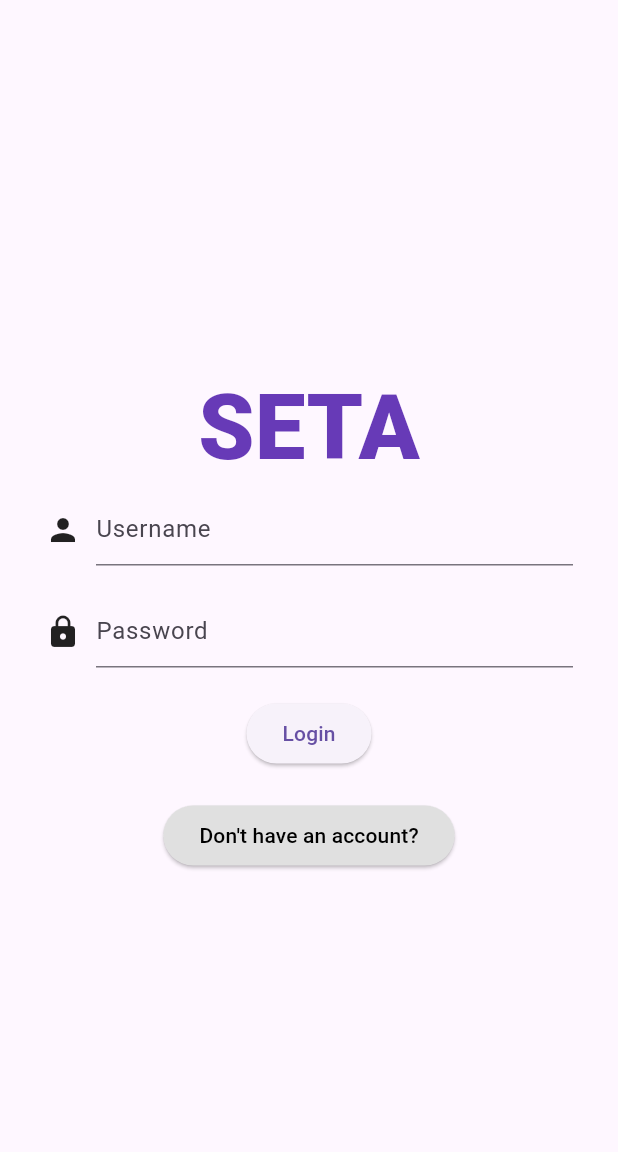
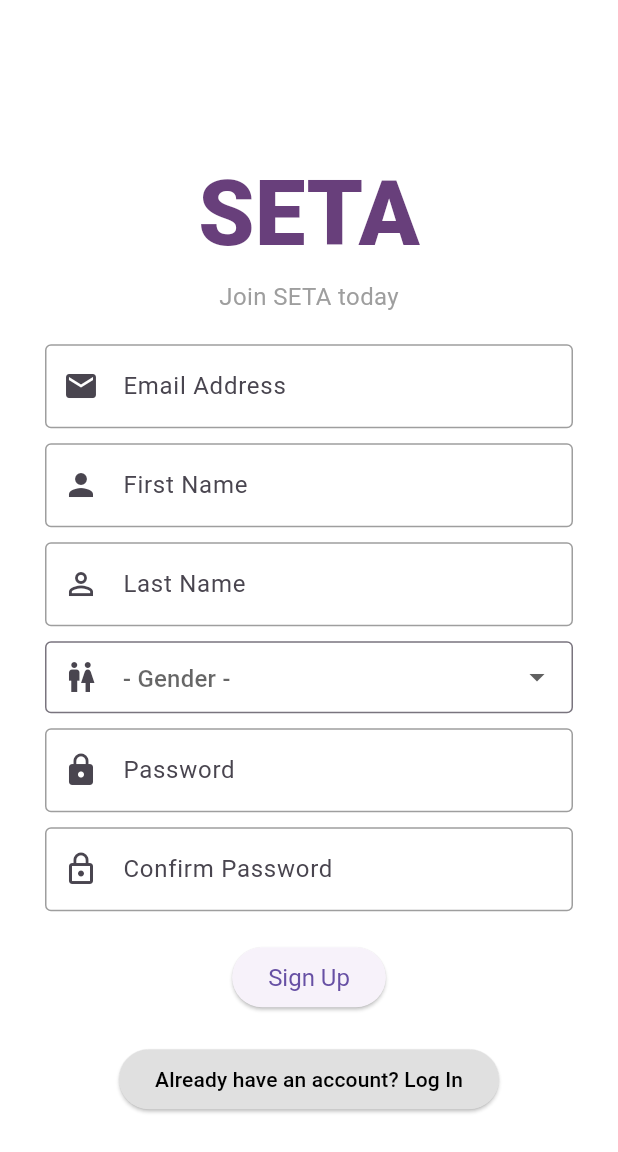
Before and after one commit to uniqlydev/seta, a Flutter app: the screen it shows after launch, on a phone screen of 412 x 824 dp. Shown: the top 1152 px of the screen. Run offline on Flutter 3.47's test engine with Material 3 defaults, Android fonts, the phone set to English and light mode, and no system bars; our stand-ins replace bloc, equatable, firebase_auth, firebase_core, flutter_bloc; accounts and stored records are empty; Roboto replaces fonts that are missing (RobotoMono).

Commit message:
changed registerScreen to registerPatientScreen

```diff
--- a/lib/main.dart
+++ b/lib/main.dart
@@ -2,6 +2,7 @@ import 'package:codingbryant/blocs/user_bloc/auth_bloc.dart';
 import 'package:codingbryant/repositories/auth_repository.dart';
 import 'package:codingbryant/screens/home_screen.dart';
 import 'package:codingbryant/screens/login_screen.dart';
+import 'package:codingbryant/screens/register_patient_screen.dart';
 import 'package:flutter/material.dart';
 import 'package:firebase_core/firebase_core.dart';
 import 'package:flutter_bloc/flutter_bloc.dart';
@@ -32,17 +33,18 @@ class MyApp extends StatelessWidget {
       ],
       child: MaterialApp (
         title: "SetaPill",
-        home: BlocBuilder<AuthBloc, AuthState>(
-          builder: (context, state) {
-            if (state is AuthInitial) {
-              return LoginScreen();
-            } else if (state is AuthAuthenticated) {
-              return const HomeScreen();
-            } else {
-              return const Scaffold(body: Center(child: CircularProgressIndicator()));
-            }
-          },
-        )
+        home: RegisterPatientScreen(),
+        // home: BlocBuilder<AuthBloc, AuthState>(
+        //   builder: (context, state) {
+        //     if (state is AuthInitial) {
+        //       return LoginScreen();
+        //     } else if (state is AuthAuthenticated) {
+        //       return const HomeScreen();
+        //     } else {
+        //       return const Scaffold(body: Center(child: CircularProgressIndicator()));
+        //     }
+        //   },
+
       ),
     );
   }
--- /dev/null
+++ b/lib/screens/register_patient_screen.dart
@@ -0,0 +1,151 @@
+import 'package:flutter/material.dart';
+
+class RegisterPatientScreen extends StatelessWidget {
+  const RegisterPatientScreen({super.key});
+
+  @override
+  Widget build(BuildContext context) {
+    const inputDecoration = InputDecoration(
+      enabledBorder: OutlineInputBorder(
+        borderSide: BorderSide(color: Colors.grey),
+      ),
+      fillColor: Colors.white,
+      filled: true,
+    );
+
+    // Dropdown options
+    List<String> genderOptions = ['Male', 'Female'];
+    String? selectedGender;
+
+    return Scaffold(
+      backgroundColor: Colors.white,
+      body: Center(
+        child: SingleChildScrollView(
+          child: Column(
+            mainAxisAlignment: MainAxisAlignment.center,
+            children: [
+              const SizedBox(height: 20), // Adjust the height as needed
+              const Text(
+                'SETA',
+                style: TextStyle(
+                  fontFamily: 'RobotoMono',
+                  fontSize: 60,
+                  color: Color(0xFF683F7B),
+                  fontWeight: FontWeight.w800,
+                ),
+              ), // Space between SETA and the new text
+              const Text(
+                'Join SETA today',
+                style: TextStyle(
+                  fontFamily: 'RobotoMono',
+                  fontSize: 16,
+                  color: Colors.grey,
+                ),
+              ),
+              const SizedBox(height: 20),
+              Form(
+                child: Column(
+                  mainAxisAlignment: MainAxisAlignment.center,
+                  children: [
+                    Padding(
+                      padding: const EdgeInsets.symmetric(horizontal: 30.0),
+                      child: TextFormField(
+                        decoration: inputDecoration.copyWith(
+                          hintText: 'Email Address',
+                          prefixIcon: Icon(Icons.email),
+                        ),
+                      ),
+                    ),
+                    const SizedBox(height: 10),
+                    Padding(
+                      padding: const EdgeInsets.symmetric(horizontal: 30.0),
+                      child: TextFormField(
+                        decoration: inputDecoration.copyWith(
+                          hintText: 'First Name',
+                          prefixIcon: Icon(Icons.person),
+                        ),
+                      ),
+                    ),
+                    const SizedBox(height: 10),
+                    Padding(
+                      padding: const EdgeInsets.symmetric(horizontal: 30.0),
+                      child: TextFormField(
+                        decoration: inputDecoration.copyWith(
+                          hintText: 'Last Name',
+                          prefixIcon: Icon(Icons.person_outline),
+                        ),
+                      ),
+                    ),
+                    const SizedBox(height: 10),
+                    Padding(
+                      padding: const EdgeInsets.symmetric(horizontal: 30.0),
+                      child: DropdownButtonFormField<String>(
+                        decoration: const InputDecoration(
+                          contentPadding: EdgeInsets.symmetric(horizontal: 10),
+                          border: OutlineInputBorder(),
+                          hintText: '- Gender -',
+                          prefixIcon: Icon(Icons.wc),
+                        ),
+                        value: selectedGender,
+                        onChanged: (newValue) {
+                          selectedGender = newValue!;
+                        },
+                        items: genderOptions.map((option) {
+                          return DropdownMenuItem(
+                            value: option,
+                            child: Text(option),
+                          );
+                        }).toList(),
+                      ),
+                    ),
+                    const SizedBox(height: 10),
+                    Padding(
+                      padding: const EdgeInsets.symmetric(horizontal: 30.0),
+                      child: TextFormField(
+                        decoration: inputDecoration.copyWith(
+                          hintText: 'Password',
+                          prefixIcon: Icon(Icons.lock),
+                        ),
+                        obscureText: true,
+                      ),
+                    ),
+                    const SizedBox(height: 10),
+                    Padding(
+                      padding: const EdgeInsets.symmetric(horizontal: 30.0),
+                      child: TextFormField(
+                        decoration: inputDecoration.copyWith(
+                          hintText: 'Confirm Password',
+                          prefixIcon: Icon(Icons.lock_outline),
+                        ),
+                        obscureText: true,
+                      ),
+                    ),
+                    const SizedBox(height: 20),
+                    ElevatedButton(
+                      onPressed: () {},
+                      style: ElevatedButton.styleFrom(
+                        textStyle: const TextStyle(fontSize: 16),
+                      ),
+                      child: const Text('Sign Up'),
+                    ),
+                    const SizedBox(height: 20),
+                    ElevatedButton(
+                      onPressed: () {
+                        Navigator.pushNamed(context, '/login');
+                      },
+                      style: ElevatedButton.styleFrom(
+                        foregroundColor: Colors.black,
+                        backgroundColor: Colors.grey[300],
+                      ),
+                      child: const Text("Already have an account? Log In"),
+                    ),
+                  ],
+                ),
+              ),
+            ],
+          ),
+        ),
+      ),
+    );
+  }
+}
```
Also changed, not shown: lib/screens/register_screen.dart (deleted, +0 -165 lines).
